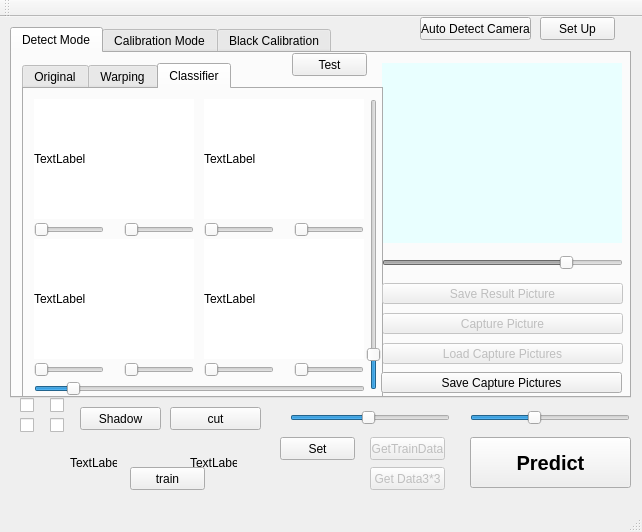
The window that mainwindow.ui (Chia-ChunHsu/MicroCapture) describes before a commit, drawn with Qt 5.
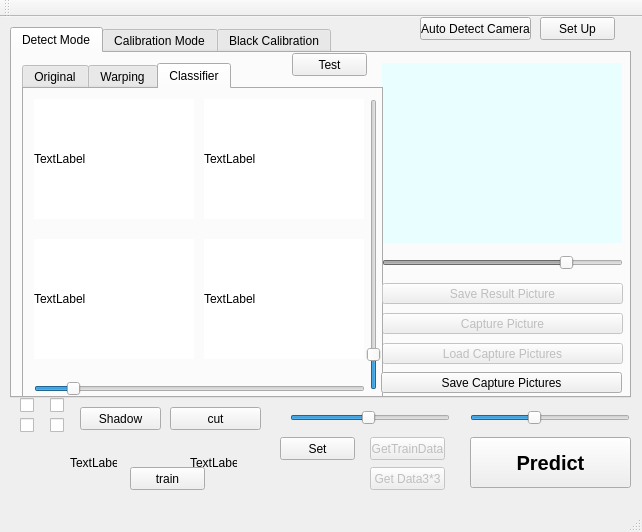
The same window after the commit.

```diff
--- a/mainwindow.ui
+++ b/mainwindow.ui
@@ -344,134 +344,6 @@
          <string>TextLabel</string>
         </property>
        </widget>
-       <widget class="QSlider" name="hclassslider1">
-        <property name="geometry">
-         <rect>
-          <x>10</x>
-          <y>130</y>
-          <width>70</width>
-          <height>22</height>
-         </rect>
-        </property>
-        <property name="maximum">
-         <number>255</number>
-        </property>
-        <property name="orientation">
-         <enum>Qt::Horizontal</enum>
-        </property>
-       </widget>
-       <widget class="QSlider" name="hclassslider2">
-        <property name="geometry">
-         <rect>
-          <x>180</x>
-          <y>130</y>
-          <width>70</width>
-          <height>22</height>
-         </rect>
-        </property>
-        <property name="maximum">
-         <number>255</number>
-        </property>
-        <property name="orientation">
-         <enum>Qt::Horizontal</enum>
-        </property>
-       </widget>
-       <widget class="QSlider" name="hclassslider3">
-        <property name="geometry">
-         <rect>
-          <x>10</x>
-          <y>270</y>
-          <width>70</width>
-          <height>22</height>
-         </rect>
-        </property>
-        <property name="maximum">
-         <number>255</number>
-        </property>
-        <property name="orientation">
-         <enum>Qt::Horizontal</enum>
-        </property>
-       </widget>
-       <widget class="QSlider" name="hclassslider4">
-        <property name="geometry">
-         <rect>
-          <x>180</x>
-          <y>270</y>
-          <width>70</width>
-          <height>22</height>
-         </rect>
-        </property>
-        <property name="maximum">
-         <number>255</number>
-        </property>
-        <property name="orientation">
-         <enum>Qt::Horizontal</enum>
-        </property>
-       </widget>
-       <widget class="QSlider" name="iclassslider1">
-        <property name="geometry">
-         <rect>
-          <x>100</x>
-          <y>130</y>
-          <width>70</width>
-          <height>22</height>
-         </rect>
-        </property>
-        <property name="maximum">
-         <number>255</number>
-        </property>
-        <property name="orientation">
-         <enum>Qt::Horizontal</enum>
-        </property>
-       </widget>
-       <widget class="QSlider" name="iclassslider2">
-        <property name="geometry">
-         <rect>
-          <x>270</x>
-          <y>130</y>
-          <width>70</width>
-          <height>22</height>
-         </rect>
-        </property>
-        <property name="maximum">
-         <number>255</number>
-        </property>
-        <property name="orientation">
-         <enum>Qt::Horizontal</enum>
-        </property>
-       </widget>
-       <widget class="QSlider" name="iclassslider3">
-        <property name="geometry">
-         <rect>
-          <x>100</x>
-          <y>270</y>
-          <width>70</width>
-          <height>22</height>
-         </rect>
-        </property>
-        <property name="maximum">
-         <number>255</number>
-        </property>
-        <property name="orientation">
-         <enum>Qt::Horizontal</enum>
-        </property>
-       </widget>
-       <widget class="QSlider" name="iclassslider4">
-        <property name="geometry">
-         <rect>
-          <x>270</x>
-          <y>270</y>
-          <width>70</width>
-          <height>22</height>
-         </rect>
-        </property>
-        <property name="maximum">
-         <number>255</number>
-        </property>
-        <property name="orientation">
-         <enum>Qt::Horizontal</enum>
-        </property>
-       </widget>
        <widget class="QSlider" name="hSlider">
         <property name="geometry">
          <rect>
```
Left out of the diff: 2 changed lines with no effect on the pictures.
